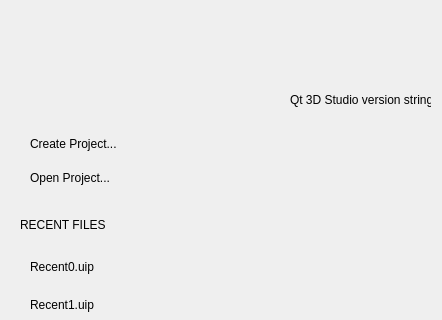
Old version of the form src/Authoring/Studio/_Win/UI/StartupDlg.ui in the repository flyhex/qt3dstudio; both pictures show x 0 to 442 and y 0 to 320 of the 442 by 650 pixel window.
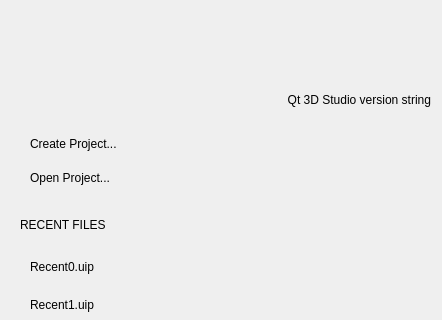
New version of the form. Custom widgets are drawn as their Qt base class.

Commit message:
Fix cutting version number string short
Task-number: QT3DS-1579

```diff
--- a/src/Authoring/Studio/_Win/UI/StartupDlg.ui
+++ b/src/Authoring/Studio/_Win/UI/StartupDlg.ui
@@ -212,15 +212,24 @@
   <widget class="QLabel" name="versionStr">
    <property name="geometry">
     <rect>
-     <x>290</x>
+     <x>20</x>
      <y>90</y>
-     <width>141</width>
+     <width>411</width>
      <height>20</height>
     </rect>
    </property>
+   <property name="sizePolicy">
+    <sizepolicy hsizetype="Preferred" vsizetype="Preferred">
+     <horstretch>0</horstretch>
+     <verstretch>0</verstretch>
+    </sizepolicy>
+   </property>
    <property name="text">
     <string>Qt 3D Studio version string</string>
    </property>
+   <property name="alignment">
+    <set>Qt::AlignRight|Qt::AlignTrailing|Qt::AlignVCenter</set>
+   </property>
   </widget>
  </widget>
  <customwidgets>
```
